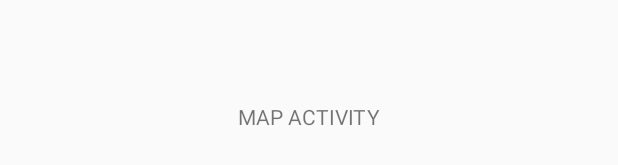
After one commit to Dunned/App_Mobile_Taxi_Go, an Android app: the layout activity_map.xml on its own in the app's theme, with its tools: preview values and no code run, on a phone screen of 412 x 824 dp. The commit adds this screen. Shown: the part 501-666 px from the top of the screen. Run offline under Robolectric (Android 15) with nearby library versions, the phone set to English and light mode, and no system bars.

Commit message:
add firease and map

```diff
--- a/app/build.gradle
+++ b/app/build.gradle
@@ -43,7 +43,11 @@ dependencies {
     implementation 'androidx.appcompat:appcompat:1.4.1'
     implementation 'com.google.android.material:material:1.5.0'
     implementation 'androidx.constraintlayout:constraintlayout:2.1.3'
+    implementation 'com.beust:klaxon:5.5'
+    implementation platform('com.google.firebase:firebase-bom:31.2.0')
     implementation 'com.google.firebase:firebase-auth-ktx:21.0.3'
+    implementation platform('com.google.firebase:firebase-bom:31.2.0')
+    implementation 'com.google.firebase:firebase-firestore-ktx'
     testImplementation 'junit:junit:4.13.2'
     androidTestImplementation 'androidx.test.ext:junit:1.1.3'
     androidTestImplementation 'androidx.test.espresso:espresso-core:3.4.0'
--- a/app/src/main/AndroidManifest.xml
+++ b/app/src/main/AndroidManifest.xml
@@ -10,8 +10,10 @@
         android:label="@string/app_name"
         android:supportsRtl="true"
         android:theme="@style/Theme.App_Taxis_Cliente"
-        tools:targetApi="31"
-        >
+        tools:targetApi="31">
+        <activity
+            android:name=".activities.MapActivity"
+            android:exported="false" />
         <activity
             android:name=".activities.RegisterActivity"
             android:exported="false" />
--- /dev/null
+++ b/app/src/main/res/layout/activity_map.xml
@@ -0,0 +1,15 @@
+<?xml version="1.0" encoding="utf-8"?>
+<androidx.coordinatorlayout.widget.CoordinatorLayout xmlns:android="http://schemas.android.com/apk/res/android"
+    xmlns:app="http://schemas.android.com/apk/res-auto"
+    xmlns:tools="http://schemas.android.com/tools"
+    android:layout_width="match_parent"
+    android:layout_height="match_parent"
+    tools:context=".activities.MapActivity">
+
+    <TextView
+        android:layout_width="wrap_content"
+        android:layout_height="wrap_content"
+        android:text="MAP ACTIVITY"
+        android:layout_gravity="center"/>
+
+</androidx.coordinatorlayout.widget.CoordinatorLayout>
```
Also changed, not shown: app/src/main/java/com/eduardojr/app_taxis_cliente/activities/MainActivity.kt (+26 -1 lines), app/src/main/java/com/eduardojr/app_taxis_cliente/activities/MapActivity.kt (added, +18 -0 lines), app/src/main/java/com/eduardojr/app_taxis_cliente/activities/RegisterActivity.kt (+31 -1 lines), app/src/main/java/com/eduardojr/app_taxis_cliente/models/Client.kt (added, +23 -0 lines), app/src/main/java/com/eduardojr/app_taxis_cliente/providers/AuthProvider.kt (+16 -0 lines), app/src/main/java/com/eduardojr/app_taxis_cliente/providers/ClientProvider.kt (added, +17 -0 lines).
